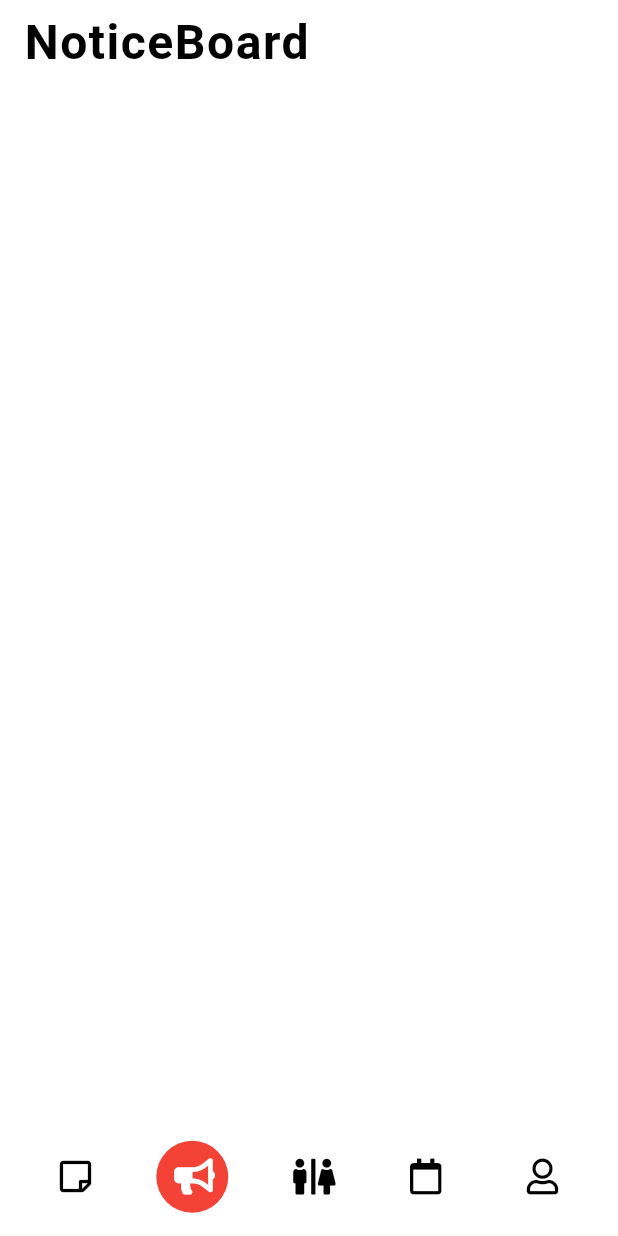
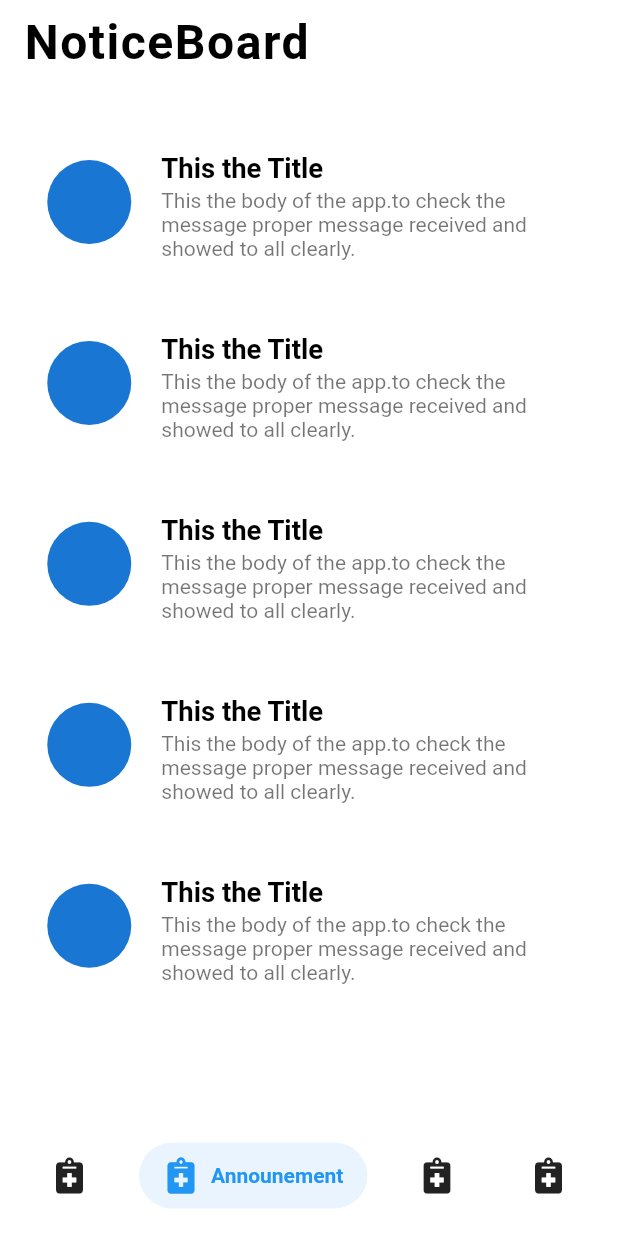
Before and after one commit to CuboidsClub/connect-app, a Flutter app: the HomePage screen opened directly, item 2 of the bottom bar chosen, on a phone screen of 412 x 824 dp. Run offline on Flutter 3.47's test engine with Material 2 defaults, Android fonts, the phone set to English and light mode, and no system bars; drawn by our look-alikes of flutter_snake_navigationbar, salomon_bottom_bar; our stand-ins replace date_picker_timeline, flutter_screenutil, flutter_svg, fluttericon, hive, hive_flutter and 1 more; accounts and stored records are empty.

Commit message:
updated ui.

```diff
--- a/lib/classroom/views/classroom.dart
+++ b/lib/classroom/views/classroom.dart
@@ -3,6 +3,10 @@ import 'package:flutter/material.dart';
 class ClassRoomPage extends StatelessWidget {
   @override
   Widget build(BuildContext context) {
-    return Container();
+    return Scaffold(
+      appBar: AppBar(
+        title: Text('TimeTable'),
+      ),
+    );
   }
 }
--- a/lib/home/views/home.dart
+++ b/lib/home/views/home.dart
@@ -1,11 +1,10 @@
 import 'package:biher_noticeboard/classroom/views/classroom.dart';
 import 'package:biher_noticeboard/events/views/events.dart';
-import 'package:biher_noticeboard/menu/views/settings.dart';
 import 'package:biher_noticeboard/notes/views/notes.dart';
 import 'package:biher_noticeboard/noticeboard/views/noticeboard.dart';
 import 'package:flutter/material.dart';
-import 'package:flutter_snake_navigationbar/flutter_snake_navigationbar.dart';
-import 'package:font_awesome_flutter/font_awesome_flutter.dart';
+import 'package:fluttericon/font_awesome5_icons.dart';
+import 'package:salomon_bottom_bar/salomon_bottom_bar.dart';
 import 'package:flutter_screenutil/flutter_screenutil.dart';
 
 class HomePage extends StatefulWidget {
@@ -20,47 +19,37 @@ class _HomePageState extends State<HomePage> {
     NoticeBoardPage(),
     ClassRoomPage(),
     EventsPage(),
-    MenuPage(),
   ];
   @override
   Widget build(BuildContext context) {
     return Scaffold(
       body: pages[_currentIndex],
-      bottomNavigationBar: Container(
-        child: SnakeNavigationBar.color(
-          padding: EdgeInsets.all(10.w),
+      bottomNavigationBar: SalomonBottomBar(
+        margin: EdgeInsets.all(16.w),
         currentIndex: _currentIndex,
-          unselectedItemColor: Colors.black,
-          onTap: (index) {
+        onTap: (int index) {
           setState(() {
             _currentIndex = index;
           });
         },
-          selectedItemColor: Colors.white,
-          snakeViewColor: Colors.red,
         items: [
-            BottomNavigationBarItem(
-              icon: Icon(FontAwesomeIcons.stickyNote),
-              label: 'tickets',
+          SalomonBottomBarItem(
+            icon: Icon(FontAwesome5.notes_medical),
+            title: Text("Notes"),
           ),
-            BottomNavigationBarItem(
-              icon: Icon(FontAwesomeIcons.bullhorn),
-              label: 'calendar',
+          SalomonBottomBarItem(
+            icon: Icon(FontAwesome5.notes_medical),
+            title: Text("Announement"),
           ),
-            BottomNavigationBarItem(
-              icon: Icon(FontAwesomeIcons.restroom),
-              label: 'home',
+          SalomonBottomBarItem(
+            icon: Icon(FontAwesome5.notes_medical),
+            title: Text("Classes"),
           ),
-            BottomNavigationBarItem(
-              icon: Icon(FontAwesomeIcons.calendar),
-              label: 'microphone',
+          SalomonBottomBarItem(
+            icon: Icon(FontAwesome5.notes_medical),
+            title: Text("Schedule"),
           ),
-            BottomNavigationBarItem(
-              icon: Icon(FontAwesomeIcons.user),
-              label: 'search',
-            )
         ],
-        ),
       ),
     );
   }
--- a/lib/notes/views/notes.dart
+++ b/lib/notes/views/notes.dart
@@ -2,7 +2,7 @@ import 'package:biher_noticeboard/models/notes.dart';
 import 'package:biher_noticeboard/utils/constants.dart';
 import 'package:flutter/material.dart';
 import 'package:flutter_svg/flutter_svg.dart';
-import 'package:font_awesome_flutter/font_awesome_flutter.dart';
+import 'package:fluttericon/font_awesome5_icons.dart';
 import 'package:hive/hive.dart';
 import 'package:hive_flutter/hive_flutter.dart';
 import 'package:flutter_screenutil/flutter_screenutil.dart';
@@ -21,7 +21,7 @@ class NotesPage extends StatelessWidget {
           onPressed: () {
             Navigator.pushNamed(context, addNotes);
           },
-          child: Icon(FontAwesomeIcons.plus),
+          child: Icon(FontAwesome5.plus),
         ),
       ),
       body: ValueListenableBuilder(
@@ -136,7 +136,7 @@ class NoNotesFound extends StatelessWidget {
           width: 8.w,
         ),
         Icon(
-          FontAwesomeIcons.plusCircle,
+          FontAwesome5.plus_circle,
           color: Colors.red,
         ),
         SizedBox(
--- a/lib/noticeboard/views/noticeboard.dart
+++ b/lib/noticeboard/views/noticeboard.dart
@@ -1,4 +1,5 @@
 import 'package:flutter/material.dart';
+import 'package:flutter_screenutil/flutter_screenutil.dart';
 
 class NoticeBoardPage extends StatelessWidget {
   @override
@@ -7,7 +8,43 @@ class NoticeBoardPage extends StatelessWidget {
       appBar: AppBar(
         title: Text('NoticeBoard'),
       ),
-      body: Container(),
+      body: ListView.builder(
+        padding: EdgeInsets.all(16.w),
+        itemBuilder: (context, index) {
+          return Padding(
+            padding: EdgeInsets.only(top: 6.h, bottom: 6.h),
+            child: Notice(),
+          );
+        },
+        itemCount: 5,
+      ),
     );
   }
 }
+
+class Notice extends StatelessWidget {
+  const Notice({Key? key}) : super(key: key);
+
+  @override
+  Widget build(BuildContext context) {
+    return ListTile(
+      isThreeLine: true,
+      contentPadding: EdgeInsets.all(8.w),
+      onTap: () {},
+      leading: CircleAvatar(
+        radius: 28.w,
+      ),
+      title: Text(
+        'This the Title',
+        style: TextStyle(
+          color: Colors.black,
+          fontSize: 16.sp,
+          fontWeight: FontWeight.bold,
+        ),
+      ),
+      subtitle: Text(
+        'This the body of the app.to check the message proper message received and showed to all clearly.',
+      ),
+    );
+  }
+}
```
Also changed, not shown: lib/events/views/events.dart (+20 -1 lines), lib/into/into.dart (+5 -4 lines), pubspec.yaml (+5 -2 lines), pubspec.lock, 3 other files. Lines whose indentation alone changed are shown as unchanged.
